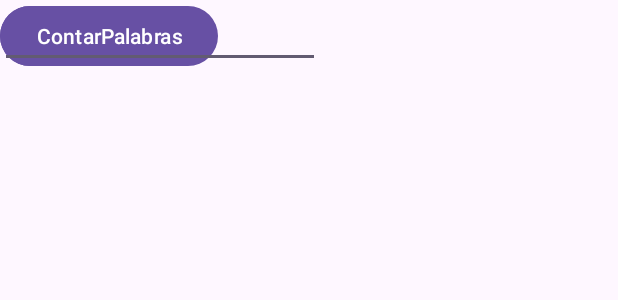
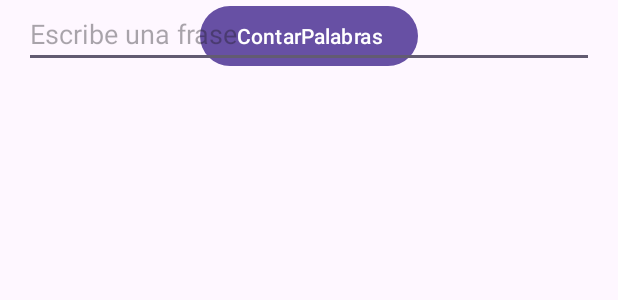
Before and after one commit to Javier2992/Ejercicio1ContarPalabras, an Android app: the layout activity_main.xml on its own in the app's theme, with its tools: preview values and no code run, on a phone screen of 412 x 824 dp. Shown: the top 300 px of the screen. Run offline under Robolectric (Android 15) with nearby library versions, the phone set to English and light mode, and no system bars.

```diff
--- a/app/src/main/res/layout/activity_main.xml
+++ b/app/src/main/res/layout/activity_main.xml
@@ -7,27 +7,37 @@
     tools:context=".MainActivity">
 
     <Button
-        android:id="@+id/btnLetras"
+        android:id="@+id/btnLetrasMain"
         android:layout_width="wrap_content"
         android:layout_height="wrap_content"
+        android:layout_marginStart="100dp"
+        android:layout_marginEnd="100dp"
         android:text="ContarLetras"
-        tools:layout_editor_absoluteX="147dp"
+        app:layout_constraintEnd_toEndOf="parent"
+        app:layout_constraintStart_toStartOf="parent"
         tools:layout_editor_absoluteY="251dp" />
 
     <Button
-        android:id="@+id/btnPalabras"
+        android:id="@+id/btnPalabrasMain"
         android:layout_width="wrap_content"
         android:layout_height="wrap_content"
+        android:layout_marginStart="100dp"
+        android:layout_marginEnd="100dp"
         android:text="ContarPalabras"
-        tools:layout_editor_absoluteX="147dp"
+        app:layout_constraintEnd_toEndOf="parent"
+        app:layout_constraintStart_toStartOf="parent"
         tools:layout_editor_absoluteY="387dp" />
 
     <EditText
         android:id="@+id/editTextFrase"
-        android:layout_width="wrap_content"
+        android:layout_width="0dp"
         android:layout_height="wrap_content"
+        android:layout_marginStart="16dp"
+        android:layout_marginEnd="16dp"
         android:ems="10"
+        android:hint="Escribe una frase"
         android:inputType="text"
-        tools:layout_editor_absoluteX="94dp"
+        app:layout_constraintEnd_toEndOf="parent"
+        app:layout_constraintStart_toStartOf="parent"
         tools:layout_editor_absoluteY="65dp" />
 </androidx.constraintlayout.widget.ConstraintLayout>
```
Also changed, not shown: app/src/main/java/javier/gonzalez/ejercicio1contarpalabras/MainActivity.java (+41 -28 lines), app/src/main/java/javier/gonzalez/ejercicio1contarpalabras/SecondaryActivity.java (+8 -2 lines), app/src/main/res/layout/activity_secondary.xml (+9 -0 lines).
